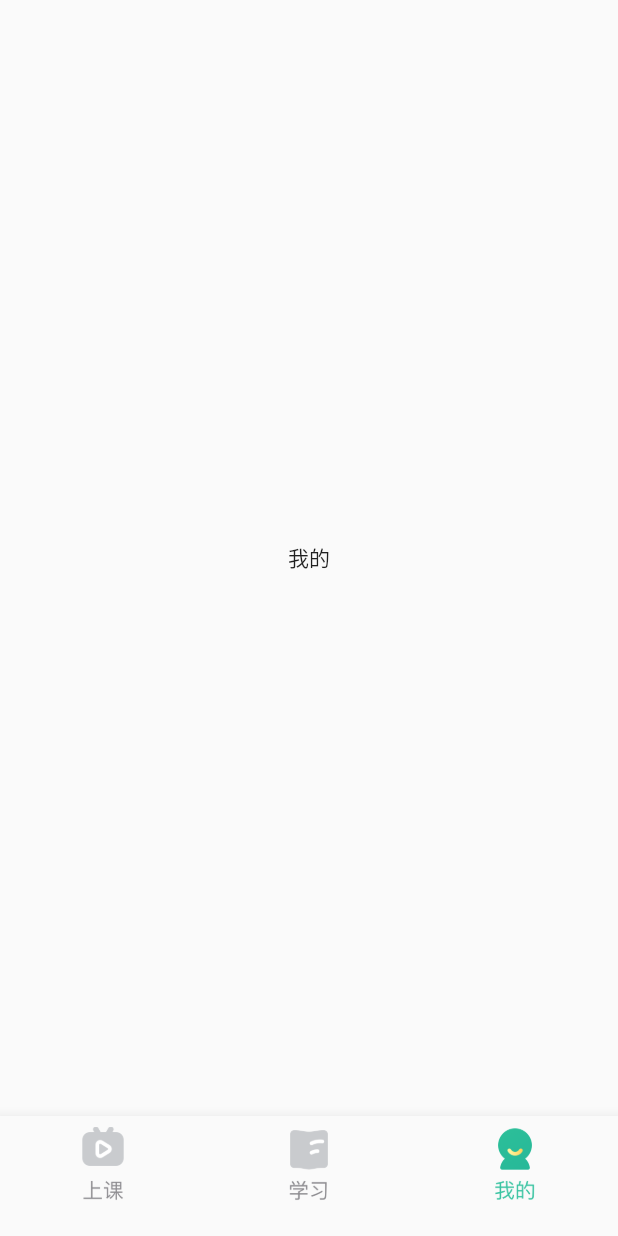
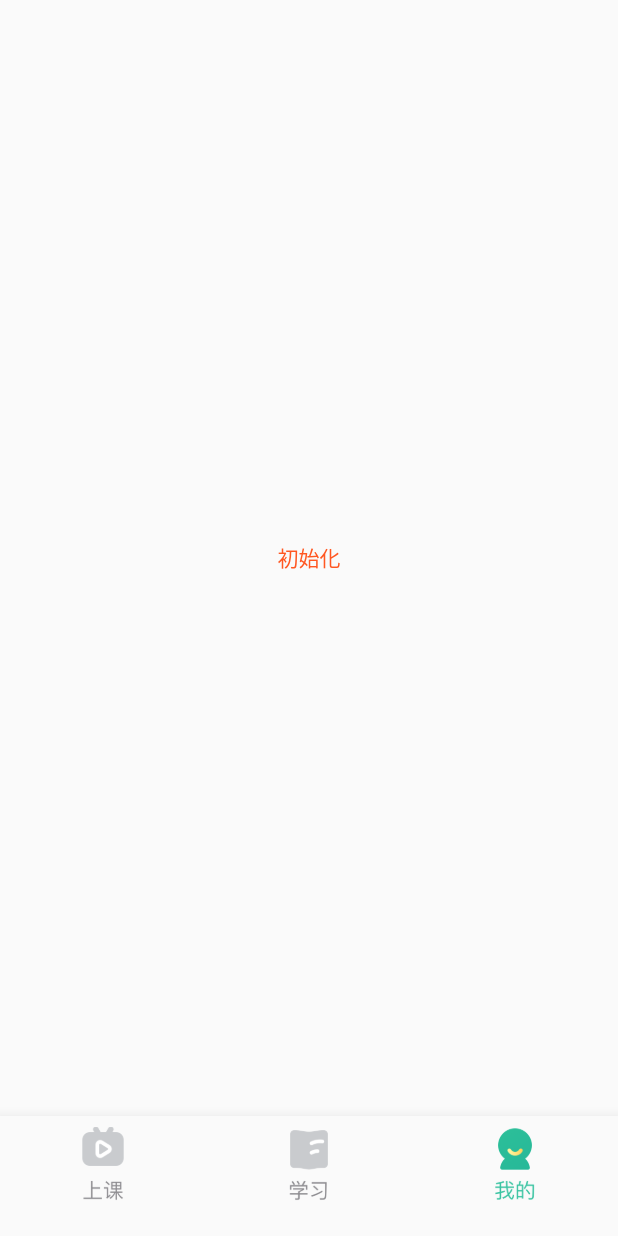
Before and after one commit to skyshenfu/flutter2022awesome, a Flutter app: the screen it shows after launch, swiped to page 3, on a phone screen of 412 x 824 dp. Run offline on Flutter 3.47's test engine with Material 2 defaults, Android fonts, the light colour scheme and no system bars; our stand-ins replace bloc, flutter_bloc.

Commit message:
增加保持状态的page

```diff
--- a/lib/bloc/main/main_cubit.dart
+++ b/lib/bloc/main/main_cubit.dart
@@ -1,6 +1,4 @@
 import 'package:bloc/bloc.dart';
-import 'package:meta/meta.dart';
-
 part 'main_state.dart';
 
 class MainCubit extends Cubit<MainState> {
--- /dev/null
+++ b/lib/bloc/snack/snack_bloc.dart
@@ -0,0 +1,17 @@
+import 'dart:async';
+
+import 'package:bloc/bloc.dart';
+import 'package:meta/meta.dart';
+
+part 'snack_event.dart';
+part 'snack_state.dart';
+
+class SnackBloc extends Bloc<SnackEvent, SnackState> {
+  SnackBloc() : super(SnackInitialState()) {
+    on<ActivityEvent>((event, emit) async{
+      emit(SnackLoadingState());
+      await Future.delayed(const Duration(seconds: 2));
+      emit(SnackSuccessState());
+    });
+  }
+}
--- /dev/null
+++ b/lib/bloc/snack/snack_event.dart
@@ -0,0 +1,6 @@
+part of 'snack_bloc.dart';
+
+@immutable
+abstract class SnackEvent {}
+
+class ActivityEvent extends SnackEvent{}
--- /dev/null
+++ b/lib/bloc/snack/snack_state.dart
@@ -0,0 +1,11 @@
+part of 'snack_bloc.dart';
+
+@immutable
+abstract class SnackState {}
+
+class SnackInitialState extends SnackState {
+}
+class SnackLoadingState extends SnackState {
+}
+class SnackSuccessState extends SnackState {
+}
--- a/lib/pages/main_page.dart
+++ b/lib/pages/main_page.dart
@@ -1,7 +1,9 @@
 import 'package:flutter/material.dart';
+import 'package:flutter2022awesome/bloc/snack/snack_bloc.dart';
 import 'package:flutter2022awesome/pages/class_tab_page.dart';
 import 'package:flutter2022awesome/pages/mine_tab_page.dart';
 import 'package:flutter2022awesome/pages/study_tab_page.dart';
+import 'package:flutter_bloc/flutter_bloc.dart';
 
 import '../utils/OverScrollBehavior.dart';
 
@@ -13,8 +15,12 @@ class MainPage extends StatefulWidget {
 }
 
 class _MainPageState extends State<MainPage> {
-  final pages = <Widget>[ClassTabPage(), StudyTabPage(), MineTabPage()];
+  final pages = <Widget>[ClassTabPage(), StudyTabPage(),
+    BlocProvider(create:(context)=>SnackBloc(),
+      child: MineTabPage()
+    )
 
+  ];
   int? _tabIndex;
   PageController? _pageController;
   @override
--- a/lib/pages/mine_tab_page.dart
+++ b/lib/pages/mine_tab_page.dart
@@ -1,21 +1,43 @@
 import 'package:flutter/material.dart';
+import 'package:flutter2022awesome/bloc/snack/snack_bloc.dart';
+import 'package:flutter_bloc/flutter_bloc.dart';
 
-class MineTabPage extends StatefulWidget{
+class MineTabPage extends StatefulWidget {
   MineTabPage({Key? key}) : super(key: key);
 
   @override
-  createState() =>_MineTabPageState();
-
-
+  _MainTabPageState createState()=>_MainTabPageState();
 }
-
-class _MineTabPageState extends State<MineTabPage>{
+class _MainTabPageState extends State<MineTabPage> with AutomaticKeepAliveClientMixin<MineTabPage>{
   @override
   Widget build(BuildContext context) {
-    return  Center(
-      child: Text("我的"),
+    return BlocListener<SnackBloc, SnackState>(
+      listener: (context, state) {
+        if(state is SnackSuccessState) {
+          ScaffoldMessenger.of(context).showSnackBar(
+              SnackBar(
+                backgroundColor: Colors.green,
+                content: Text('Success'),
+              ));
+        }
+      },
+      child: Center(
+        child: TextButton(onPressed: () {
+          BlocProvider.of<SnackBloc>(context).add(ActivityEvent());
+        }, child: BlocBuilder<SnackBloc, SnackState>(builder: (context, state) {
+          if (state is SnackSuccessState) {
+            return const Text("成功");
+          } else if (state is SnackLoadingState) {
+            return const Text("加载");
+          } else {
+            return const Text("初始化");
+          }
+        })),
+      ),
     );
   }
 
+  @override
+  bool get wantKeepAlive => true;
 
 }
```
